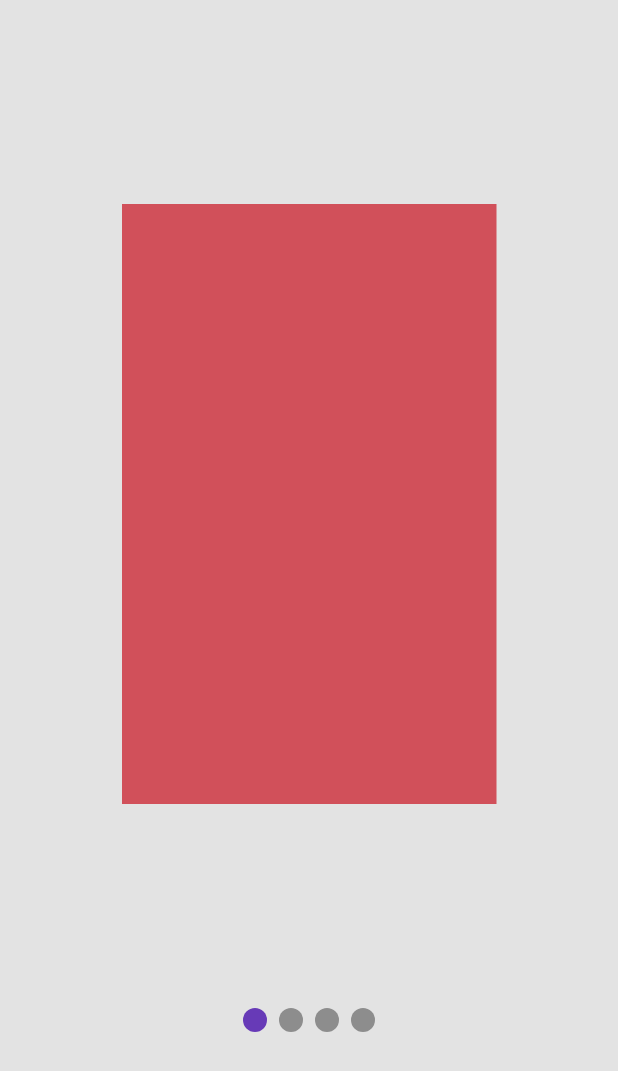
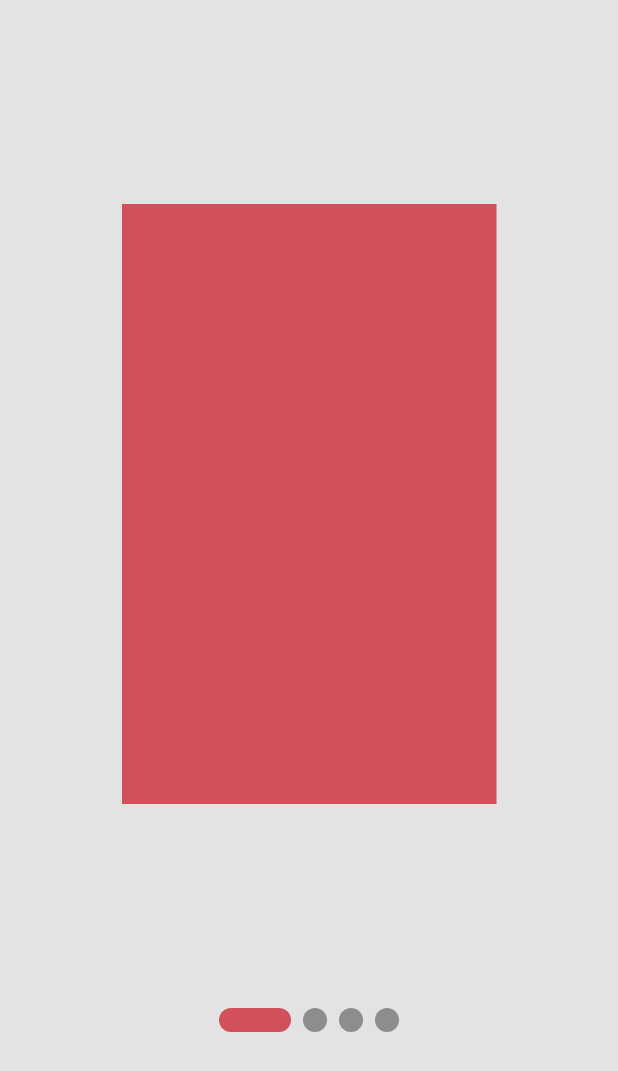
Before and after one commit to RohitGiri420/Smooth_dot_Indicator, a Flutter app: the screen it shows after launch, on a phone screen of 412 x 824 dp. Shown: the top 1071 px of the screen. Run offline on Flutter 3.47's test engine with Material 3 defaults, Android fonts, the light colour scheme and no system bars; drawn by our look-alikes of smooth_page_indicator.

Commit message:
dol effect and color edited

```diff
--- a/lib/Pages/HomePage.dart
+++ b/lib/Pages/HomePage.dart
@@ -43,8 +43,8 @@ class _HomepageState extends State<Homepage> {
 
             // Jumping effect...................
 
-            effect: JumpingDotEffect(
-              activeDotColor: Colors.deepPurple,
+            effect: ExpandingDotsEffect(
+              activeDotColor: Color(0xffd1505a),
               dotColor: Colors.black38,
 
             ),
```
